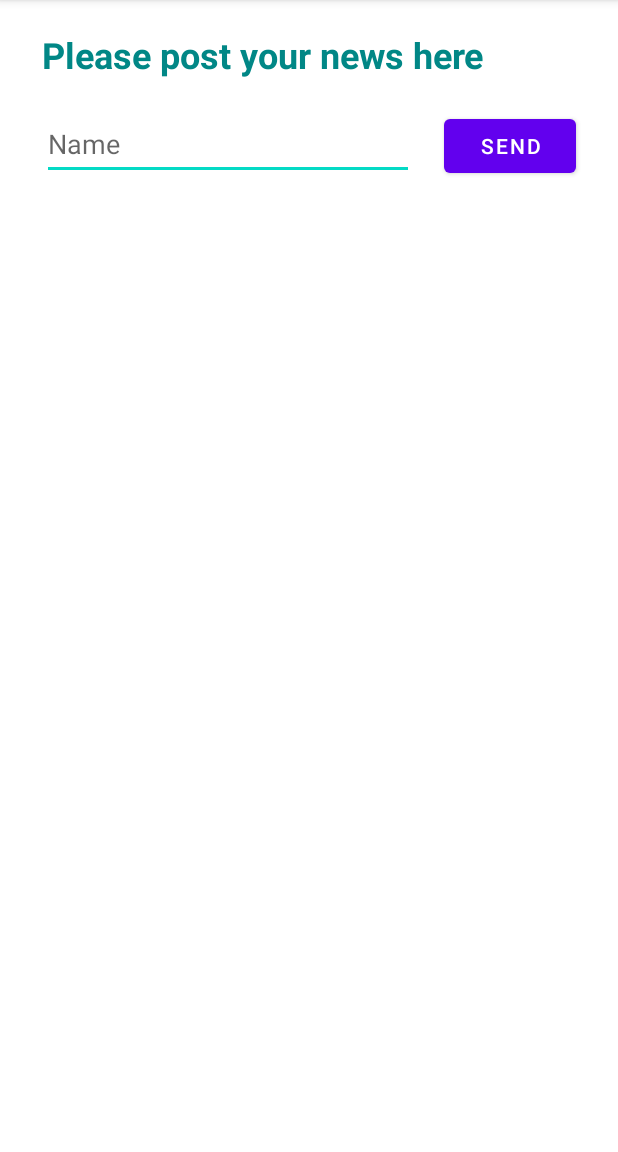
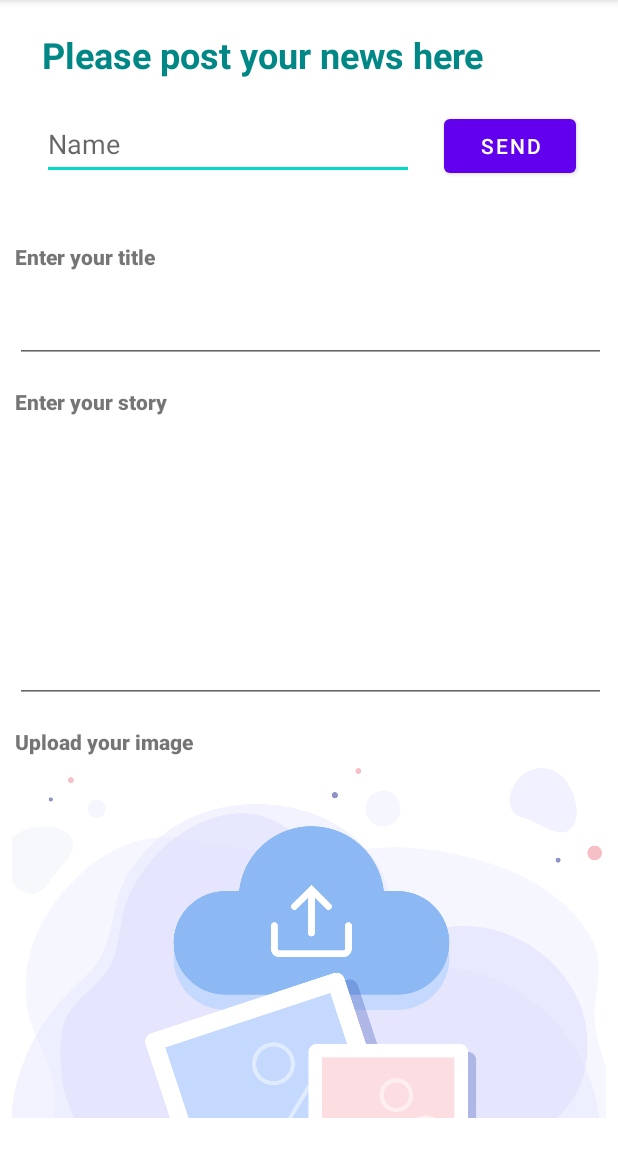
Before and after one commit to shreyaghotankar/MyAppAndroid, an Android app: the PostActivity screen opened directly, with no data from a screen before it, on a phone screen of 412 x 824 dp, the part 84-1236 px from its top. Run offline under Robolectric (Android 15) with nearby library versions, the phone set to English and light mode, and no system bars.

```diff
--- a/app/build.gradle
+++ b/app/build.gradle
@@ -39,6 +39,7 @@ dependencies {
     implementation 'androidx.appcompat:appcompat:1.2.0'
     implementation 'com.google.android.material:material:1.3.0'
     implementation 'androidx.constraintlayout:constraintlayout:2.0.4'
+    implementation 'androidx.recyclerview:recyclerview:1.1.0'
     testImplementation 'junit:junit:4.+'
     androidTestImplementation 'androidx.test.ext:junit:1.1.2'
     androidTestImplementation 'androidx.test.espresso:espresso-core:3.3.0'
--- a/app/src/main/AndroidManifest.xml
+++ b/app/src/main/AndroidManifest.xml
@@ -1,6 +1,8 @@
 <?xml version="1.0" encoding="utf-8"?>
 <manifest xmlns:android="http://schemas.android.com/apk/res/android"
     package="sjsu.cmpelkk.myappandroid">
+
+    <uses-permission android:name="android.permission.READ_EXTERNAL_STORAGE" />
 
     <application
         android:allowBackup="true"
--- a/app/src/main/java/sjsu/cmpelkk/myappandroid/PostActivity.kt
+++ b/app/src/main/java/sjsu/cmpelkk/myappandroid/PostActivity.kt
@@ -6,14 +6,31 @@ import androidx.appcompat.app.AppCompatActivity
 import android.os.Bundle
 import android.view.View
 import android.widget.EditText
+import android.widget.ImageView
 import android.widget.Toast
 
 const val EXTRA_MESSAGE = "sjsu.cmpelkk.MyAppAndroid.MESSAGE"
+const val IMAGE_REQUEST_CODE = 33
 
 class PostActivity : AppCompatActivity() {
+    lateinit var myImage: ImageView
     override fun onCreate(savedInstanceState: Bundle?) {
         super.onCreate(savedInstanceState)
         setContentView(R.layout.activity_post)
+
+        //val myImage: ImageView = findViewById(R.id.uploadimageView)
+        myImage = findViewById(R.id.uploadimageView)
+        myImage.setOnClickListener{changeImage()}
+
+    }
+
+    private fun changeImage() {
+        //val myImage: ImageView = findViewById(R.id.uploadimageView)
+        //myImage.setImageResource(R.drawable.ic_baseline_star_rate_24)
+
+        val intent = Intent(Intent.ACTION_PICK)
+        intent.type = "image/*"
+        startActivityForResult(intent,IMAGE_REQUEST_CODE)
     }
 
     fun sendMessage(view: View) {
@@ -29,9 +46,13 @@ class PostActivity : AppCompatActivity() {
 
     override fun onActivityResult(requestCode: Int, resultCode: Int, data: Intent?) {
         super.onActivityResult(requestCode, resultCode, data)
-        if (resultCode == Activity.RESULT_OK)
+        if (resultCode == Activity.RESULT_OK && requestCode != IMAGE_REQUEST_CODE)
         {
             Toast.makeText(this,"Activity result received", Toast.LENGTH_LONG).show()
         }
+
+        if (resultCode == Activity.RESULT_OK && requestCode == IMAGE_REQUEST_CODE) {
+            myImage.setImageURI(data?.data)
+        }
     }
 }
--- /dev/null
+++ b/app/src/main/res/drawable/ic_baseline_star_rate_24.xml
@@ -0,0 +1,10 @@
+<vector xmlns:android="http://schemas.android.com/apk/res/android"
+    android:width="24dp"
+    android:height="24dp"
+    android:viewportWidth="24"
+    android:viewportHeight="24"
+    android:tint="?attr/colorControlNormal">
+  <path
+      android:fillColor="@android:color/white"
+      android:pathData="M14.43,10l-2.43,-8l-2.43,8l-7.57,0l6.18,4.41l-2.35,7.59l6.17,-4.69l6.18,4.69l-2.35,-7.59l6.17,-4.41z"/>
+</vector>
--- a/app/src/main/res/layout/activity_post.xml
+++ b/app/src/main/res/layout/activity_post.xml
@@ -42,4 +42,80 @@
         app:layout_constraintBaseline_toBaselineOf="@+id/nameTextfield"
         app:layout_constraintEnd_toEndOf="parent" />
 
+    <ScrollView
+        android:layout_width="410dp"
+        android:layout_height="592dp"
+        android:layout_marginStart="10dp"
+        android:layout_marginTop="20dp"
+        android:layout_marginEnd="10dp"
+        android:layout_marginBottom="10dp"
+        app:layout_constraintBottom_toBottomOf="parent"
+        app:layout_constraintEnd_toEndOf="parent"
+        app:layout_constraintStart_toStartOf="parent"
+        app:layout_constraintTop_toBottomOf="@+id/nameTextfield">
+
+        <LinearLayout
+            android:layout_width="match_parent"
+            android:layout_height="wrap_content"
+            android:orientation="vertical">
+
+            <TextView
+                android:id="@+id/titletextView"
+                android:layout_width="match_parent"
+                android:layout_height="wrap_content"
+                android:layout_margin="@dimen/bigpad"
+                android:fontFamily="sans-serif-black"
+                android:text="@string/titletext" />
+
+            <EditText
+                android:id="@+id/editTextTextPersonName"
+                android:layout_width="match_parent"
+                android:layout_height="wrap_content"
+                android:layout_margin="@dimen/bigpad"
+                android:ems="10"
+                android:inputType="textPersonName" />
+
+            <TextView
+                android:id="@+id/textView3"
+                android:layout_width="match_parent"
+                android:layout_height="wrap_content"
+                android:layout_margin="@dimen/bigpad"
+                android:fontFamily="sans-serif-black"
+                android:text="@string/storytext" />
+
+            <EditText
+                android:id="@+id/editTextTextMultiLine"
+                android:layout_width="match_parent"
+                android:layout_height="175dp"
+                android:layout_margin="@dimen/bigpad"
+                android:ems="10"
+                android:gravity="start|top"
+                android:inputType="textMultiLine"
+                android:scrollbars="vertical" />
+
+            <TextView
+                android:id="@+id/textView4"
+                android:layout_width="match_parent"
+                android:layout_height="wrap_content"
+                android:layout_margin="@dimen/bigpad"
+                android:fontFamily="sans-serif-black"
+                android:text="@string/enterimagetext" />
+
+            <ImageView
+                android:id="@+id/uploadimageView"
+                android:layout_width="match_parent"
+                android:layout_height="wrap_content"
+                android:adjustViewBounds="true"
+                android:scaleType="centerInside"
+                app:srcCompat="@drawable/imageupload"
+                tools:srcCompat="@drawable/imageupload" />
+
+            <Button
+                android:id="@+id/submitbutton"
+                android:layout_width="match_parent"
+                android:layout_height="wrap_content"
+                android:text="@string/submitbutton" />
+        </LinearLayout>
+    </ScrollView>
+
 </androidx.constraintlayout.widget.ConstraintLayout>
--- a/app/src/main/res/values/strings.xml
+++ b/app/src/main/res/values/strings.xml
@@ -4,4 +4,8 @@
     <string name="TextfieldhintName">Name</string>
     <string name="Buttonsend">Send</string>
     <string name="messagetext">No Message</string>
+    <string name="titletext">Enter your title</string>
+    <string name="storytext">Enter your story</string>
+    <string name="enterimagetext">Upload your image</string>
+    <string name="submitbutton">Submit</string>
 </resources>
```
Also changed, not shown: app/src/main/java/sjsu/cmpelkk/myappandroid/DisplayMessageActivity.kt (+31 -0 lines), app/src/main/res/layout/activity_display_message.xml (+14 -0 lines), app/src/main/res/layout/activity_main.xml (+12 -8 lines), app/src/main/res/layout/text_item_view.xml (added, +10 -0 lines), app/src/main/res/drawable/imageupload.png (added).
